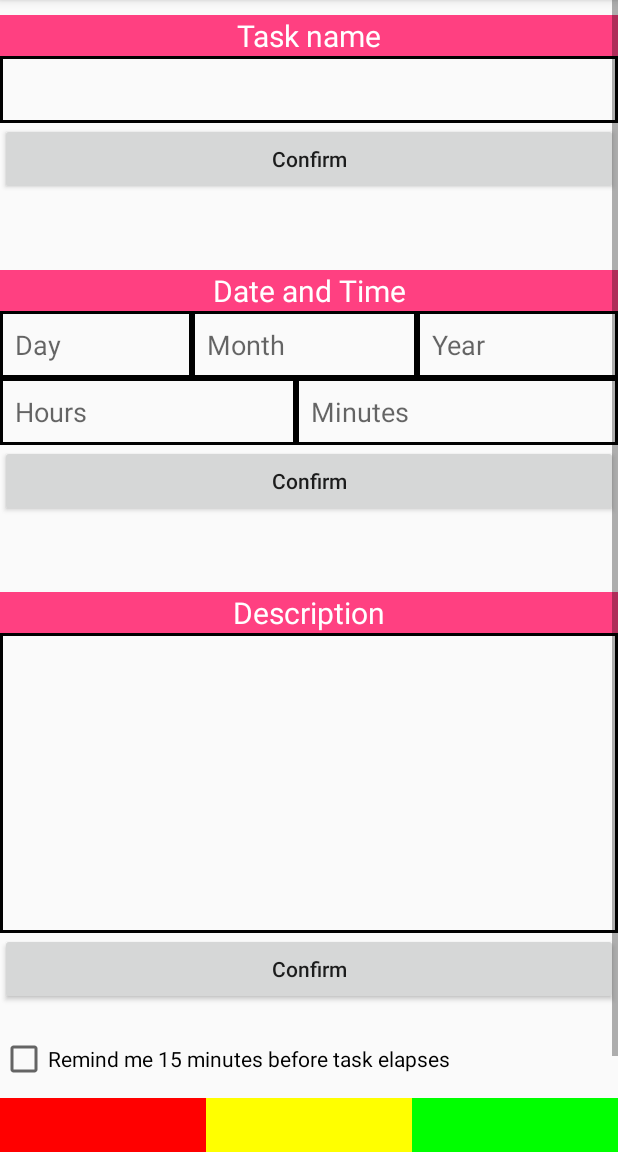
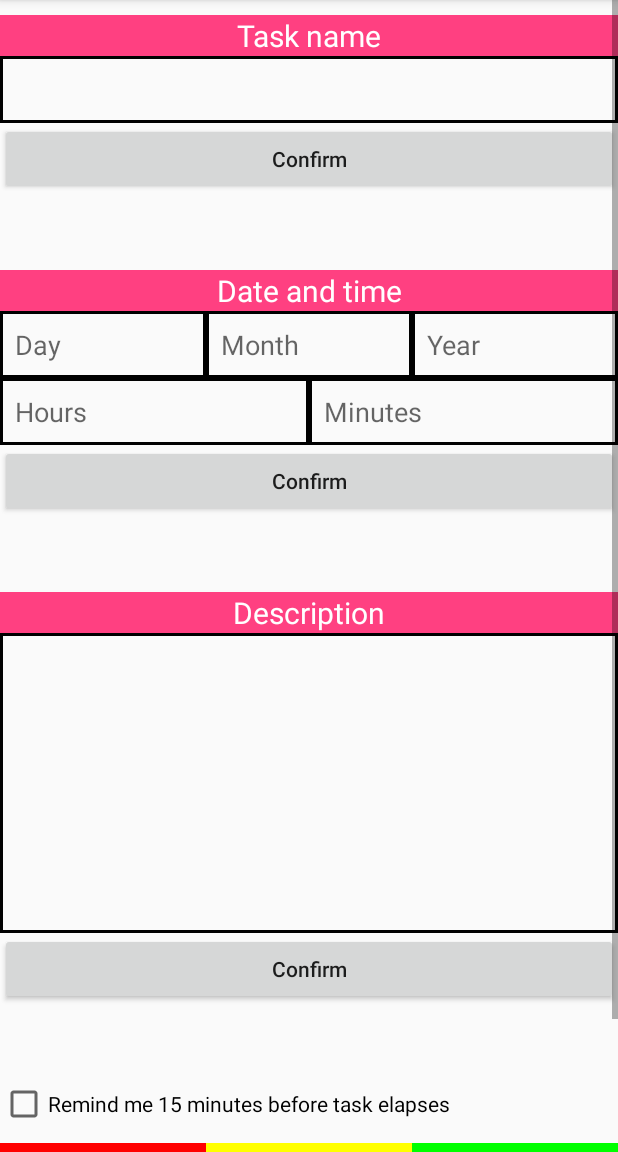
Before and after one commit to djole995/PNRS1, an Android app: the Main2Activity screen opened directly, with no data from a screen before it, on a phone screen of 412 x 824 dp, the part 84-1236 px from its top. Run offline under Robolectric (Android 15) with nearby library versions, the phone set to English and light mode, and no system bars.

Commit message:
Dodata kontrola unosa parametara zadatka.

```diff
--- a/TaskManager/app/src/main/res/layout/activity_main2.xml
+++ b/TaskManager/app/src/main/res/layout/activity_main2.xml
@@ -13,7 +13,7 @@
             <LinearLayout
                 android:layout_marginTop="10dp"
                 android:layout_width="match_parent"
-                android:layout_height="match_parent"
+                android:layout_height="wrap_content"
                 android:orientation="vertical"
                 android:id="@+id/layout1">
 
@@ -29,7 +29,7 @@
                 <EditText
                     android:layout_width="match_parent"
                     android:layout_height="wrap_content"
-                    android:layout_weight="1"
+                    android:lines="1"
                     android:textAlignment="center"
                     android:id="@+id/taskName"
                     android:background="@drawable/custom_border2"/>
@@ -68,16 +68,16 @@
                     android:id="@+id/layout21">
 
                     <EditText
-                        android:layout_width="wrap_content"
+                        android:layout_width="0dp"
                         android:layout_height="wrap_content"
                         android:hint="@string/day_hint"
                         android:layout_weight="1"
                         android:id="@+id/day"
-                        android:inputType="time"
+                        android:inputType="number"
                         android:background="@drawable/custom_border2"/>
 
                     <EditText
-                        android:layout_width="wrap_content"
+                        android:layout_width="0dp"
                         android:layout_height="wrap_content"
                         android:hint="@string/month_hint"
                         android:layout_weight="1"
@@ -86,7 +86,7 @@
                         android:background="@drawable/custom_border2"/>
 
                     <EditText
-                        android:layout_width="wrap_content"
+                        android:layout_width="0dp"
                         android:layout_height="wrap_content"
                         android:hint="@string/year_hint"
                         android:layout_weight="1"
@@ -102,7 +102,7 @@
                     android:layout_weight="1"
                     android:id="@+id/layout22">
                     <EditText
-                        android:layout_width="wrap_content"
+                        android:layout_width="0dp"
                         android:layout_height="wrap_content"
                         android:hint="@string/hours_hint"
                         android:layout_weight="1"
@@ -111,7 +111,7 @@
                         android:background="@drawable/custom_border2"/>
 
                     <EditText
-                        android:layout_width="wrap_content"
+                        android:layout_width="0dp"
                         android:layout_height="wrap_content"
                         android:hint="@string/minutes_hint"
                         android:layout_weight="1"
@@ -154,7 +154,7 @@
                     android:layout_height="200dp"
                     android:scrollbars="vertical"
                     android:scrollbarAlwaysDrawVerticalTrack="true"
-                    android:scrollbarThumbVertical="@color/colorPrimary"
+                    android:scrollbarThumbVertical="@color/colorAccent"
                     android:scrollbarStyle="outsideInset"
                     android:layout_weight="1"
                     android:id="@+id/description"
@@ -171,14 +171,16 @@
                     android:textAllCaps="false" />
             </LinearLayout>
 
-
             <CheckBox
                 android:text="@string/task_reminder_checkbox"
                 android:layout_width="match_parent"
                 android:layout_height="wrap_content"
-                android:layout_below="@id/layout3"
-                android:layout_marginTop="20dp"
-                android:id="@+id/checkBox" />
+                android:layout_marginTop="50dp"
+                android:id="@+id/checkBox"
+                android:layout_below="@+id/layout3"
+                android:layout_alignParentLeft="true"
+                android:layout_alignParentStart="true" />
+
 
             <LinearLayout
                 android:layout_width="match_parent"
--- a/TaskManager/app/src/main/res/values/strings.xml
+++ b/TaskManager/app/src/main/res/values/strings.xml
@@ -1,13 +1,13 @@
 <resources>
     <string name="app_name">TaskManager</string>
     <string name="confirm">Confirm</string>
-    <string name="change">Change</string>
+    <string name="modify">Modify</string>
     <string name="add">Add</string>
     <string name="new_task">New task</string>
     <string name="statistics">Statistics</string>
     <string name="cancel">Cancel</string>
     <string name="task_name">Task name</string>
-    <string name="task_time">Date and Time</string>
+    <string name="task_time">Date and time</string>
     <string name="task_description">Description</string>
     <string name="task_reminder_checkbox">Remind me 15 minutes before task elapses</string>
     <string name="day_hint">Day</string>
```
Also changed, not shown: TaskManager/app/src/main/java/rtrk/pnrs1/ra11_2014/Main2Activity.java (+106 -6 lines), TaskManager/app/src/main/res/layout/activity_main3.xml (+0 -7 lines).
